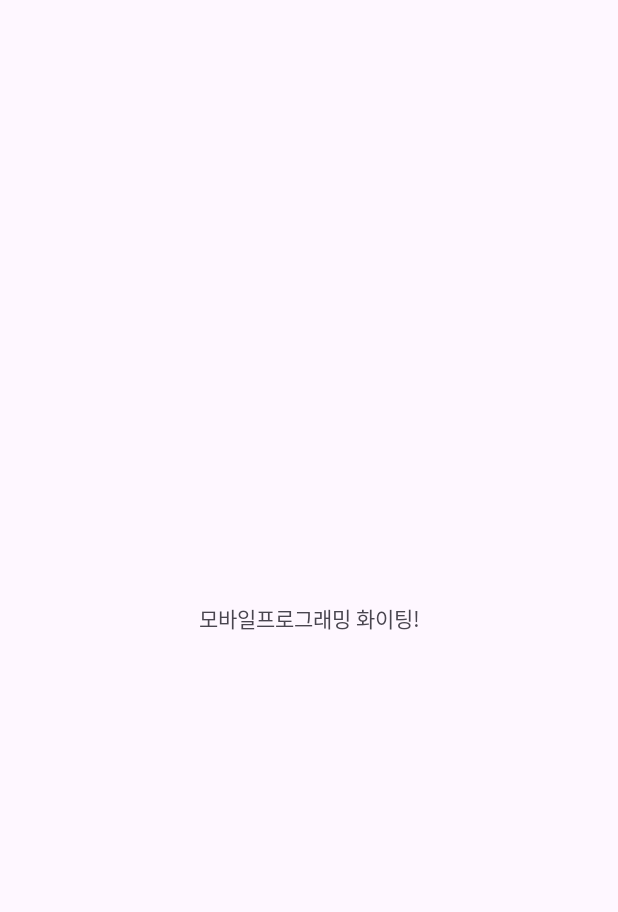
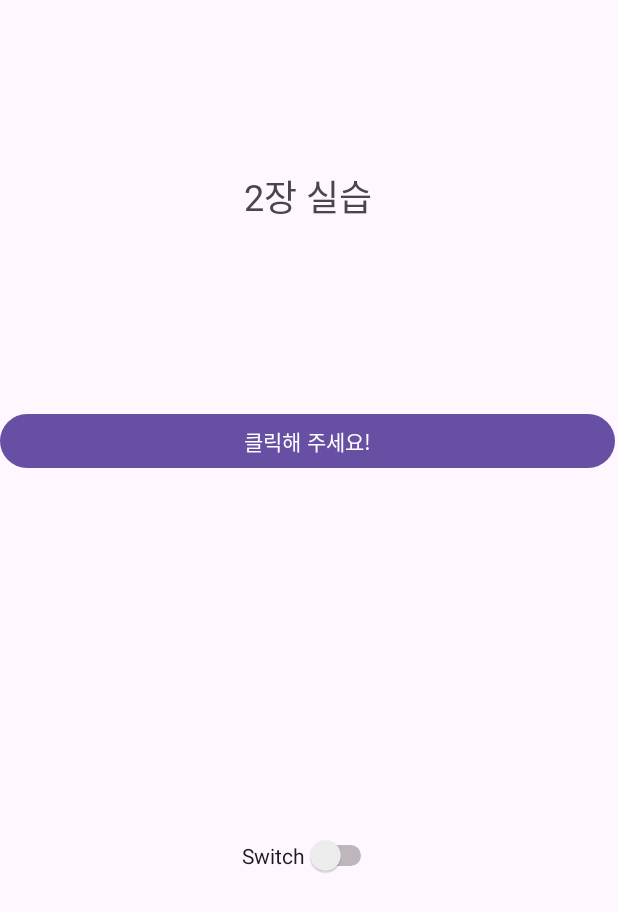
Before and after one commit to vJEKKYv/MobileProgramingTest, an Android app: the screen it shows after launch (MainActivity), on a phone screen of 412 x 824 dp. Before the commit the part shown is almost empty. Shown: the top 912 px of the screen. Run offline under Robolectric (Android 15) with nearby library versions, the phone set to English and light mode, and no system bars.

Commit message:
make button and switch

```diff
--- a/app/src/main/res/layout/activity_main.xml
+++ b/app/src/main/res/layout/activity_main.xml
@@ -8,12 +8,38 @@
     tools:context=".MainActivity">
 
     <TextView
+        android:id="@+id/textView"
         android:layout_width="wrap_content"
         android:layout_height="wrap_content"
-        android:text="모바일프로그래밍 화이팅!"
+        android:text="2장 실습"
+        android:textSize="24sp"
+        app:layout_constraintBottom_toBottomOf="parent"
+        app:layout_constraintEnd_toEndOf="parent"
+        app:layout_constraintHorizontal_bias="0.498"
+        app:layout_constraintStart_toStartOf="parent"
+        app:layout_constraintTop_toTopOf="parent"
+        app:layout_constraintVertical_bias="0.143" />
+
+    <Button
+        android:id="@+id/button"
+        android:layout_width="410dp"
+        android:layout_height="44dp"
+        android:text="클릭해 주세요!"
+        app:layout_constraintBottom_toBottomOf="parent"
+        app:layout_constraintEnd_toEndOf="parent"
+        app:layout_constraintHorizontal_bias="0.0"
+        app:layout_constraintStart_toStartOf="parent"
+        app:layout_constraintTop_toTopOf="parent"
+        app:layout_constraintVertical_bias="0.349" />
+
+    <Switch
+        android:id="@+id/switch1"
+        android:layout_width="wrap_content"
+        android:layout_height="wrap_content"
+        android:text="Switch"
         app:layout_constraintBottom_toBottomOf="parent"
         app:layout_constraintEnd_toEndOf="parent"
         app:layout_constraintStart_toStartOf="parent"
-        app:layout_constraintTop_toTopOf="parent" />
+        app:layout_constraintTop_toBottomOf="@+id/button" />
 
 </androidx.constraintlayout.widget.ConstraintLayout>
```
